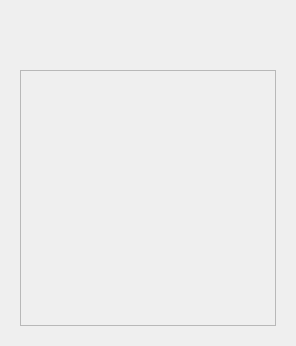
Qt form tilesetviewer.ui (ahmed-agiza/Jupiter) before a commit.
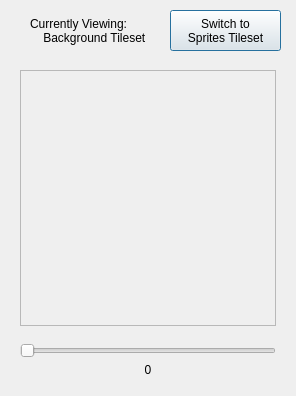
The same form after that commit.

```diff
--- a/tilesetviewer.ui
+++ b/tilesetviewer.ui
@@ -7,7 +7,7 @@
     <x>0</x>
     <y>0</y>
     <width>296</width>
-    <height>346</height>
+    <height>396</height>
    </rect>
   </property>
   <property name="windowTitle">
@@ -36,6 +36,66 @@
     </property>
    </widget>
   </widget>
+  <widget class="QPushButton" name="pushButton">
+   <property name="geometry">
+    <rect>
+     <x>170</x>
+     <y>10</y>
+     <width>111</width>
+     <height>41</height>
+    </rect>
+   </property>
+   <property name="text">
+    <string>Switch to 
+Sprites Tileset</string>
+   </property>
+  </widget>
+  <widget class="QLabel" name="label_2">
+   <property name="geometry">
+    <rect>
+     <x>30</x>
+     <y>15</y>
+     <width>131</width>
+     <height>31</height>
+    </rect>
+   </property>
+   <property name="text">
+    <string>Currently Viewing: 
+    Background Tileset</string>
+   </property>
+  </widget>
+  <widget class="QSlider" name="horizontalSlider">
+   <property name="geometry">
+    <rect>
+     <x>20</x>
+     <y>341</y>
+     <width>256</width>
+     <height>20</height>
+    </rect>
+   </property>
+   <property name="maximum">
+    <number>255</number>
+   </property>
+   <property name="orientation">
+    <enum>Qt::Horizontal</enum>
+   </property>
+  </widget>
+  <widget class="QLabel" name="label">
+   <property name="geometry">
+    <rect>
+     <x>128</x>
+     <y>360</y>
+     <width>40</width>
+     <height>20</height>
+    </rect>
+   </property>
+   <property name="text">
+    <string>0</string>
+   </property>
+   <property name="alignment">
+    <set>Qt::AlignCenter</set>
+   </property>
+  </widget>
  </widget>
  <resources/>
  <connections/>
```
